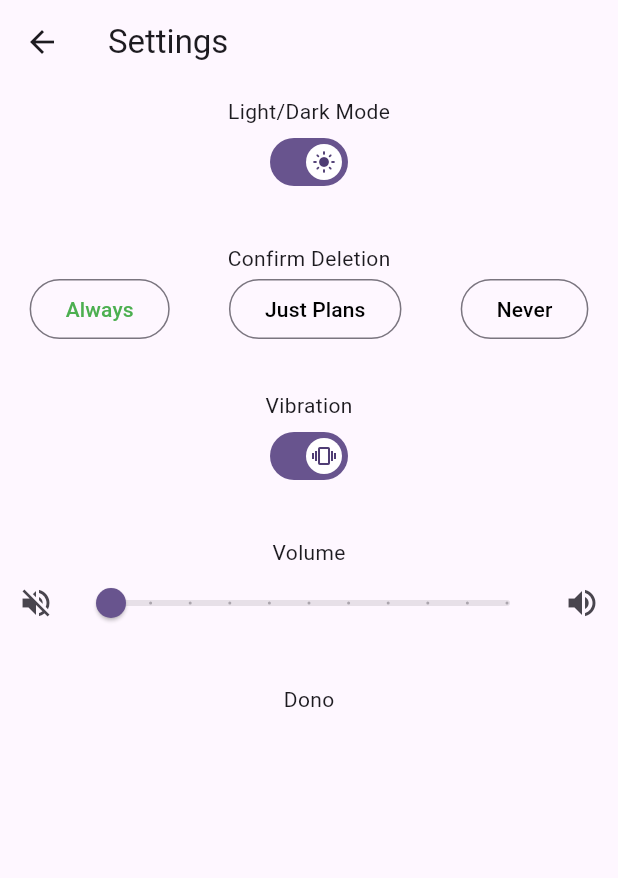
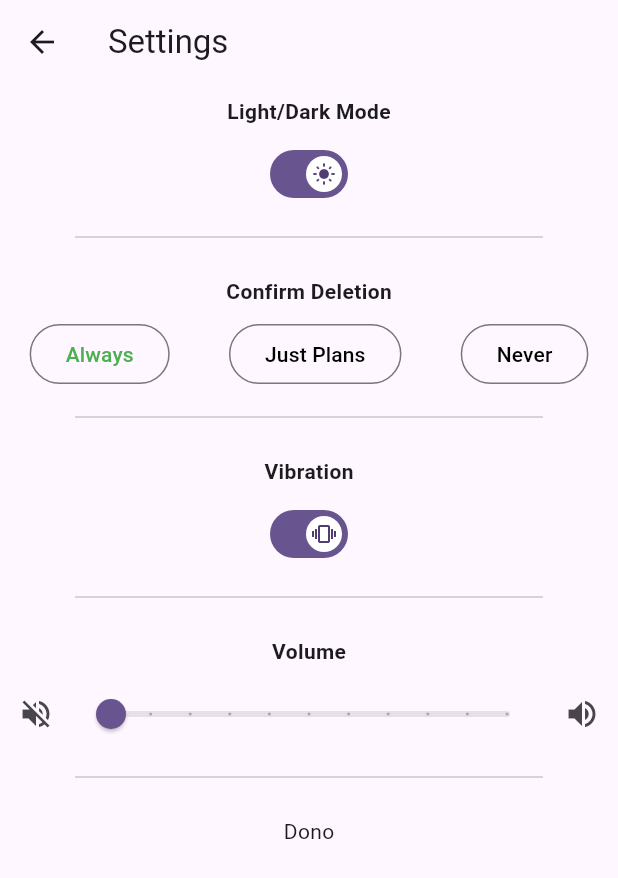
Before and after one commit to Rollemann/WorkoutTemplateApp, a Flutter app: the SettingsScreen screen opened directly, on a phone screen of 412 x 824 dp. Shown: the top 878 px of the screen. Run offline on Flutter 3.47's test engine with Material 3 defaults, Android fonts, the light colour scheme and no system bars.

Commit message:
Settings Style

```diff
--- a/workouttemplateapp/lib/app.dart
+++ b/workouttemplateapp/lib/app.dart
@@ -34,7 +34,6 @@ class App extends StatelessWidget {
   - Donations
   - Tag/Nacht Modus
   - Ton / Vibration wenn Timer Ende ist
-  (- Confirm Deletion ein und ausschlaten können)
 
 (Sprachen)
 (Wenn Zeit ende: Lied anhalten oder so (Wiedergabe stoppen))
--- a/workouttemplateapp/lib/screens/settingsScreen.dart
+++ b/workouttemplateapp/lib/screens/settingsScreen.dart
@@ -9,6 +9,7 @@ class SettingsScreen extends StatefulWidget {
 }
 
 class _SettingsScreenState extends State<SettingsScreen> {
+  final double dividerIndent = 50;
   final MaterialStateProperty<Icon?> thumbIconLightDark =
       MaterialStateProperty.resolveWith<Icon?>(
     (Set<MaterialState> states) {
@@ -35,12 +36,16 @@ class _SettingsScreenState extends State<SettingsScreen> {
       appBar: AppBar(
         title: const Text("Settings"),
       ),
-      body: Center(
+      body: SingleChildScrollView(
+        child: Center(
           child: Column(
             children: [
               const Padding(
-              padding: EdgeInsets.only(top: 8.0),
-              child: Text("Light/Dark Mode"),
+                padding: EdgeInsets.all(8.0),
+                child: Text(
+                  "Light/Dark Mode",
+                  style: TextStyle(fontWeight: FontWeight.bold),
+                ),
               ),
               Switch(
                 thumbIcon: thumbIconLightDark,
@@ -51,9 +56,19 @@ class _SettingsScreenState extends State<SettingsScreen> {
                   });
                 },
               ),
+              Padding(
+                padding: const EdgeInsets.symmetric(vertical: 10.0),
+                child: Divider(
+                  indent: dividerIndent,
+                  endIndent: dividerIndent,
+                ),
+              ),
               const Padding(
-              padding: EdgeInsets.only(top: 30.0),
-              child: Text("Confirm Deletion"),
+                padding: EdgeInsets.all(8.0),
+                child: Text(
+                  "Confirm Deletion",
+                  style: TextStyle(fontWeight: FontWeight.bold),
+                ),
               ),
               Row(
                 mainAxisAlignment: MainAxisAlignment.spaceAround,
@@ -108,9 +123,19 @@ class _SettingsScreenState extends State<SettingsScreen> {
                   ),
                 ],
               ),
+              Padding(
+                padding: const EdgeInsets.symmetric(vertical: 10.0),
+                child: Divider(
+                  indent: dividerIndent,
+                  endIndent: dividerIndent,
+                ),
+              ),
               const Padding(
-              padding: EdgeInsets.only(top: 30.0),
-              child: Text("Vibration"),
+                padding: EdgeInsets.all(8.0),
+                child: Text(
+                  "Vibration",
+                  style: TextStyle(fontWeight: FontWeight.bold),
+                ),
               ),
               Switch(
                 thumbIcon: thumbIconVibration,
@@ -121,9 +146,19 @@ class _SettingsScreenState extends State<SettingsScreen> {
                   });
                 },
               ),
+              Padding(
+                padding: const EdgeInsets.symmetric(vertical: 10.0),
+                child: Divider(
+                  indent: dividerIndent,
+                  endIndent: dividerIndent,
+                ),
+              ),
               const Padding(
-              padding: EdgeInsets.only(top: 30),
-              child: Text("Volume"),
+                padding: EdgeInsets.all(8.0),
+                child: Text(
+                  "Volume",
+                  style: TextStyle(fontWeight: FontWeight.bold),
+                ),
               ),
               Row(
                 children: [
@@ -164,13 +199,21 @@ class _SettingsScreenState extends State<SettingsScreen> {
                   ),
                 ],
               ),
+              Padding(
+                padding: const EdgeInsets.symmetric(vertical: 10.0),
+                child: Divider(
+                  indent: dividerIndent,
+                  endIndent: dividerIndent,
+                ),
+              ),
               const Padding(
-              padding: EdgeInsets.only(top: 30.0),
+                padding: EdgeInsets.all(8.0),
                 child: Text("Dono"),
               ),
             ],
           ),
         ),
+      ),
     );
   }
 }
```
Lines whose indentation alone changed are shown as unchanged.
